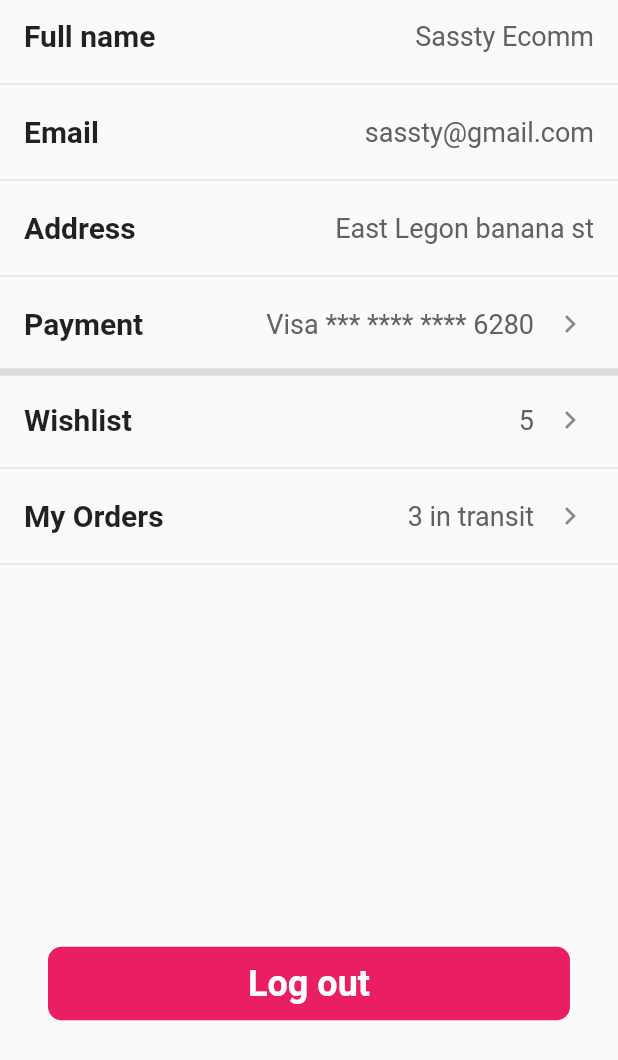
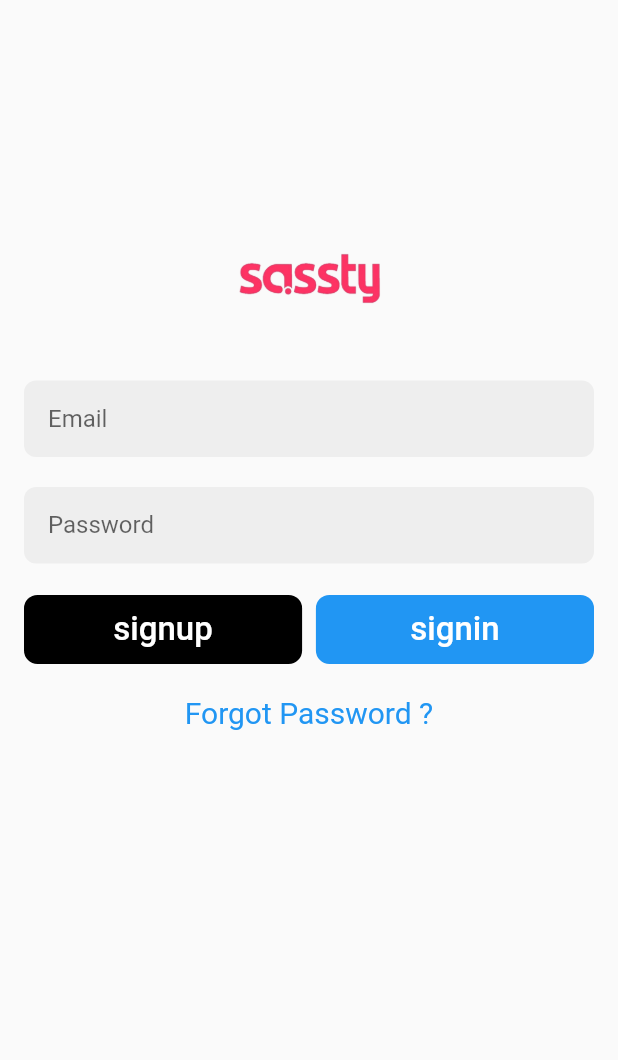
Before and after one commit to DynamoUltima/Sassty, a Flutter app: the AccountPage screen opened directly, after a tap on "Log out", on a phone screen of 412 x 824 dp. Shown: the top 1060 px of the screen. Run offline on Flutter 3.47's test engine with Material 2 defaults, Android fonts, the phone set to English and light mode, and no system bars; our stand-ins replace carousel_slider; missing offline and left inert: flutter_number_picker; network calls fail.

Commit message:
auth pages added

```diff
--- /dev/null
+++ b/lib/pages/auth_pages/login.dart
@@ -0,0 +1,150 @@
+import 'package:flutter/material.dart';
+import 'package:sassty/pages/auth_pages/signup.dart';
+
+class Login extends StatefulWidget {
+  const Login({Key? key}) : super(key: key);
+
+  @override
+  _LoginState createState() => _LoginState();
+}
+
+class _LoginState extends State<Login> {
+  @override
+  Widget build(BuildContext context) {
+    double screenHeight = MediaQuery.of(context).size.height;
+    double screenWidth = MediaQuery.of(context).size.width;
+    return Scaffold(
+      body: Container(
+        margin: EdgeInsets.symmetric(horizontal: 16),
+        alignment: Alignment.center,
+        child: Column(
+          children: [
+            SizedBox(
+              height: screenHeight * 0.2,
+            ),
+            SizedBox(
+              child: Image.asset(
+                'assets/sassty.png',
+              ),
+              width: 100,
+            ),
+            SizedBox(
+              height: 50,
+            ),
+            TextField(
+              textAlign: TextAlign.start,
+              keyboardType: TextInputType.emailAddress,
+              decoration: InputDecoration(
+                hintText: 'Email',
+                hintStyle: TextStyle(fontSize: 16),
+                border: OutlineInputBorder(
+                  borderRadius: BorderRadius.circular(8),
+                  borderSide: BorderSide(
+                    width: 0,
+                    style: BorderStyle.none,
+                  ),
+                ),
+                filled: true,
+                contentPadding: EdgeInsets.all(16),
+                fillColor: Colors.grey[200],
+              ),
+            ),
+            SizedBox(
+              height: 20,
+            ),
+            TextField(
+              textAlign: TextAlign.start,
+              keyboardType: TextInputType.visiblePassword,
+              decoration: InputDecoration(
+                hintText: 'Password',
+                hintStyle: TextStyle(fontSize: 16),
+                border: OutlineInputBorder(
+                  borderRadius: BorderRadius.circular(8),
+                  borderSide: BorderSide(
+                    width: 0,
+                    style: BorderStyle.none,
+                  ),
+                ),
+                filled: true,
+                contentPadding: EdgeInsets.all(16),
+                fillColor: Colors.grey[200],
+              ),
+            ),
+            SizedBox(
+              height: 20,
+            ),
+            Row(
+              mainAxisAlignment: MainAxisAlignment.spaceBetween,
+              children: [
+                SizedBox(
+                  width: screenWidth * 0.45,
+                  child: TextButton(
+                    onPressed: () {
+                      Navigator.push(context,
+                          MaterialPageRoute(builder: (context) => SignUp()));
+                    },
+                    child: Text(
+                      'signup',
+                      style: TextStyle(
+                          color: Colors.white,
+                          // fontWeight: FontWeight.bold,
+                          fontSize: 22),
+                    ),
+                    style: ButtonStyle(
+                      backgroundColor: MaterialStateProperty.all(Colors.black),
+                      padding: MaterialStateProperty.all(
+                          EdgeInsets.symmetric(vertical: 10, horizontal: 50)),
+                      // textStyle:MaterialStateProperty.all(TextStyle(color: Colors.white)),
+                      shape: MaterialStateProperty.all<RoundedRectangleBorder>(
+                        RoundedRectangleBorder(
+                          borderRadius: BorderRadius.circular(9.0),
+                        ),
+                      ),
+                    ),
+                  ),
+                ),
+                SizedBox(
+                  width: screenWidth * 0.45,
+                  child: TextButton(
+                    onPressed: () {},
+                    child: Text(
+                      'signin',
+                      style: TextStyle(
+                          color: Colors.white,
+                          // fontWeight: FontWeight.bold,
+                          fontSize: 22),
+                    ),
+                    style: ButtonStyle(
+                      backgroundColor: MaterialStateProperty.all(Colors.blue),
+                      padding: MaterialStateProperty.all(
+                          EdgeInsets.symmetric(vertical: 10, horizontal: 50)),
+                      // textStyle:MaterialStateProperty.all(TextStyle(color: Colors.white)),
+                      shape: MaterialStateProperty.all<RoundedRectangleBorder>(
+                        RoundedRectangleBorder(
+                          borderRadius: BorderRadius.circular(9.0),
+                        ),
+                      ),
+                    ),
+                  ),
+                ),
+              ],
+            ),
+            SizedBox(
+              height: 20,
+            ),
+            Row(
+              mainAxisAlignment: MainAxisAlignment.center,
+              children: [
+                Text(
+                  'Forgot Password ?',
+                  style: TextStyle(color: Colors.blue, fontSize: 20),
+                ),
+              ],
+            ),
+            Spacer()
+          ],
+        ),
+      ),
+    );
+  }
+}
--- a/lib/pages/nav_pages/account.dart
+++ b/lib/pages/nav_pages/account.dart
@@ -1,4 +1,5 @@
 import 'package:flutter/material.dart';
+import 'package:sassty/pages/auth_pages/login.dart';
 
 class AccountPage extends StatefulWidget {
   const AccountPage({Key? key}) : super(key: key);
@@ -8,7 +9,6 @@ class AccountPage extends StatefulWidget {
 }
 
 class _AccountPageState extends State<AccountPage> {
-
   @override
   Widget build(BuildContext context) {
     double screenWidth = MediaQuery.of(context).size.width;
@@ -16,9 +16,7 @@ class _AccountPageState extends State<AccountPage> {
     return Scaffold(
       body: Container(
           height: screenHeight,
-          child: ListView(
-            shrinkWrap: true,
-            children: [
+          child: ListView(shrinkWrap: true, children: [
             ListTile(
               dense: true,
               leading: Text(
@@ -144,12 +142,18 @@ class _AccountPageState extends State<AccountPage> {
               ),
             ),
             Divider(),
-        SizedBox(height: screenHeight*0.3,),
-
+            SizedBox(
+              height: screenHeight * 0.3,
+            ),
             Container(
               margin: EdgeInsets.symmetric(horizontal: 32),
               child: TextButton(
-            onPressed: () {},
+                onPressed: () {
+                  Navigator.push(
+                    context,
+                    MaterialPageRoute(builder: (context)=>Login())
+                  );
+                },
                 child: Padding(
                   padding: const EdgeInsets.symmetric(
                     horizontal: 1,
--- a/pubspec.yaml
+++ b/pubspec.yaml
@@ -47,9 +47,9 @@ flutter:
   uses-material-design: true
 
   # To add assets to your application, add an assets section, like this:
-  # assets:
-  #   - images/a_dot_burr.jpeg
-  #   - images/a_dot_ham.jpeg
+  assets:
+    - assets/
+
 
   # An image asset can refer to one or more resolution-specific "variants", see
   # https://flutter.dev/assets-and-images/#resolution-aware.
```
Also changed, not shown: lib/pages/auth_pages/signup.dart (added, +157 -0 lines), lib/pages/nav_pages/cart.dart (+35 -11 lines), assets/sassty.png (added). Lines whose indentation alone changed are shown as unchanged.
